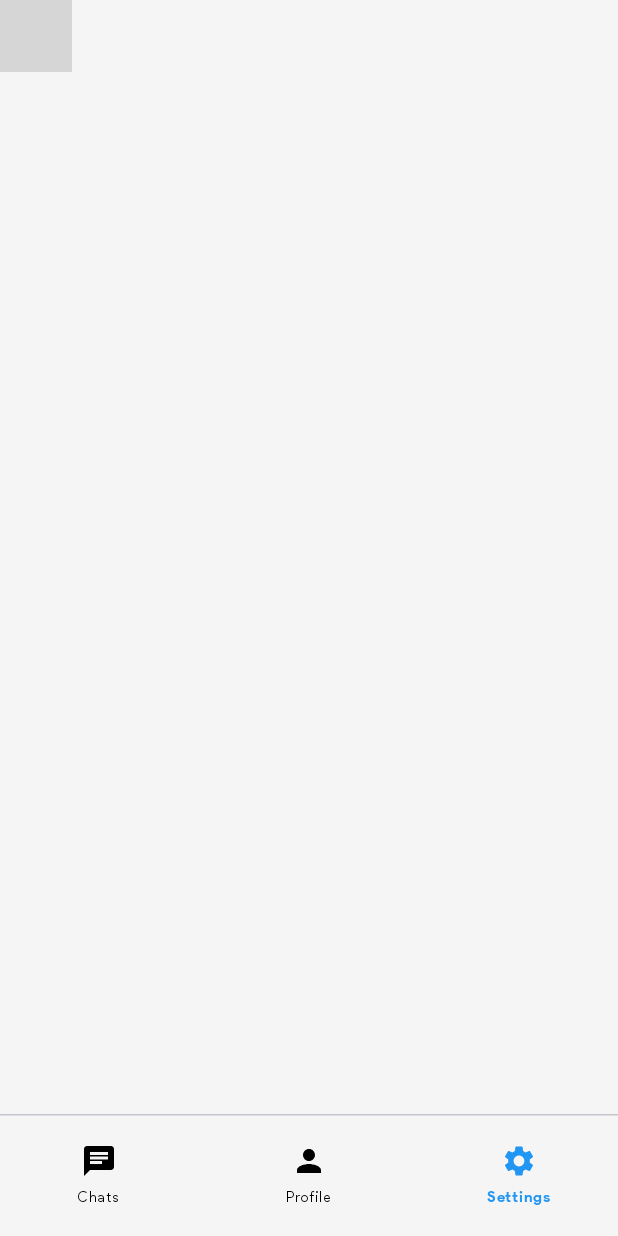
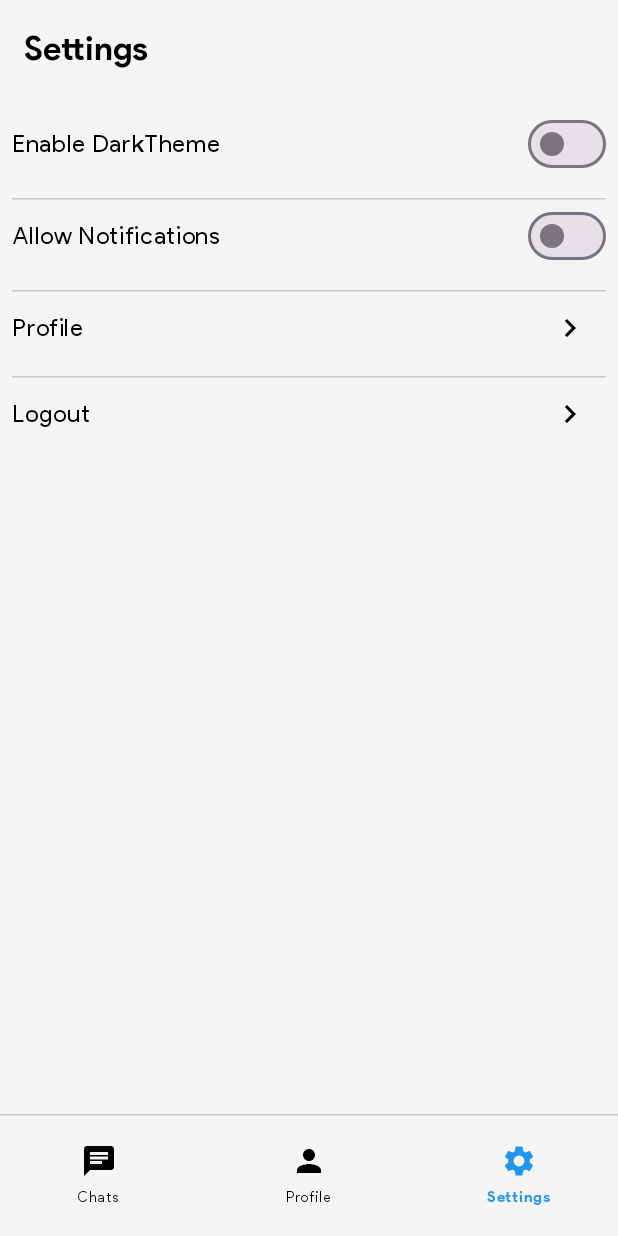
Before and after one commit to HustyIV/Thera, an Android app built with Jetpack Compose: the screen it shows after launch (MainActivity), item 3 of the bottom bar chosen, on a phone screen of 412 x 824 dp. Run offline under Robolectric (Android 15) with nearby library versions, the phone set to English and light mode, and no system bars; grey boxes are pictures that could not be loaded.

Commit message:
Added the Darktheme and lightmode feature

```diff
--- a/app/build.gradle.kts
+++ b/app/build.gradle.kts
@@ -67,7 +67,7 @@ dependencies {
 
 
     //Appcompat
-    implementation("androidx.appcompat:appcompat:1.6.1")
+    implementation("androidx.appcompat:appcompat:1.7.0")
 
     implementation("org.jetbrains.kotlinx:kotlinx-coroutines-android:1.10.2")
     implementation("androidx.lifecycle:lifecycle-viewmodel-ktx:2.9.0")
@@ -76,6 +76,10 @@ dependencies {
     //Extended Material Icons
     implementation("androidx.compose.material:material-icons-extended:1.7.8")
 
+    //Datastore
+    implementation ("androidx.datastore:datastore-preferences:1.1.6")
+
+
 
 
 }
--- a/app/src/main/java/com/micahnyabuto/thera/ui/screens/settings/SettingsScreen.kt
+++ b/app/src/main/java/com/micahnyabuto/thera/ui/screens/settings/SettingsScreen.kt
@@ -1,19 +1,126 @@
 package com.micahnyabuto.thera.ui.screens.settings
 
-import androidx.compose.foundation.layout.Box
+import androidx.compose.foundation.layout.Arrangement
+import androidx.compose.foundation.layout.Column
+import androidx.compose.foundation.layout.Row
+import androidx.compose.foundation.layout.Spacer
 import androidx.compose.foundation.layout.fillMaxSize
+import androidx.compose.foundation.layout.fillMaxWidth
+import androidx.compose.foundation.layout.height
+import androidx.compose.foundation.layout.padding
+import androidx.compose.material.icons.Icons
+import androidx.compose.material.icons.filled.KeyboardArrowRight
+import androidx.compose.material3.ExperimentalMaterial3Api
+import androidx.compose.material3.HorizontalDivider
+import androidx.compose.material3.Icon
+import androidx.compose.material3.IconButton
+import androidx.compose.material3.MaterialTheme
+import androidx.compose.material3.Scaffold
+import androidx.compose.material3.Switch
 import androidx.compose.material3.Text
+import androidx.compose.material3.TopAppBar
 import androidx.compose.runtime.Composable
-import androidx.compose.runtime.ComposableTarget
+import androidx.compose.runtime.collectAsState
+import androidx.compose.runtime.getValue
 import androidx.compose.ui.Alignment
 import androidx.compose.ui.Modifier
+import androidx.compose.ui.text.font.FontWeight
+import androidx.compose.ui.unit.dp
 
+
+@OptIn(ExperimentalMaterial3Api::class)
 @Composable
-fun SettingsScreen(){
-    Box(
-        modifier = Modifier.fillMaxSize(),
-        contentAlignment = Alignment.Center
-    ){
-        Text("SettingsScreen")
+fun SettingsScreen(
+    modifier: Modifier = Modifier,
+    viewModel: SettingsViewModel
+){
+    val isDarkMode by viewModel.isDarkMode.collectAsState()
+    Scaffold (
+        topBar = {
+            TopAppBar(
+                title = {
+                    Text("Settings",
+                        style = MaterialTheme.typography.titleLarge.copy(
+                            fontWeight = FontWeight.Bold
+                        ) )
+                }
+            )
+        },
+
+
+        ) { PaddingValues ->
+        Column(
+            modifier = Modifier
+                .padding(PaddingValues)
+                .padding(8.dp)
+                .fillMaxSize()
+        ) {
+            Row(
+                modifier = Modifier.fillMaxWidth(),
+                verticalAlignment = Alignment.CenterVertically,
+                horizontalArrangement = Arrangement.SpaceBetween
+            ) {
+                Text("Enable DarkTheme")
+
+                Switch(
+                    checked = isDarkMode,
+                    onCheckedChange = { viewModel.toggleTheme(it)}
+                )
+
+
+            }
+            Spacer(Modifier.height(12.dp))
+            HorizontalDivider()
+            Row(
+                modifier = Modifier.fillMaxWidth(),
+                verticalAlignment = Alignment.CenterVertically,
+                horizontalArrangement = Arrangement.SpaceBetween
+            ) {
+                Text("Allow Notifications")
+
+                Switch(
+                    checked = false,
+                    onCheckedChange = {  }
+                )
+
+            }
+            Spacer(Modifier.height(12.dp))
+            HorizontalDivider()
+            Row(
+                modifier = Modifier.fillMaxWidth(),
+                verticalAlignment = Alignment.CenterVertically,
+                horizontalArrangement = Arrangement.SpaceBetween
+            ) {
+                Text("Profile")
+
+                IconButton(onClick = {}) {
+                    Icon(
+                        imageVector = Icons.Default.KeyboardArrowRight,
+                        contentDescription = "Profile"
+                    )
+                }
+
+            }
+            Spacer(Modifier.height(8.dp))
+            HorizontalDivider()
+            Row(
+                modifier = Modifier.fillMaxWidth(),
+                verticalAlignment = Alignment.CenterVertically,
+                horizontalArrangement = Arrangement.SpaceBetween
+            ) {
+                Text("Logout")
+
+                IconButton(onClick = {}) {
+                    Icon(
+                        imageVector = Icons.Default.KeyboardArrowRight,
+                        contentDescription = "Logout"
+                    )
+
+                }
+            }
+
+        }
+
     }
+
 }
```
